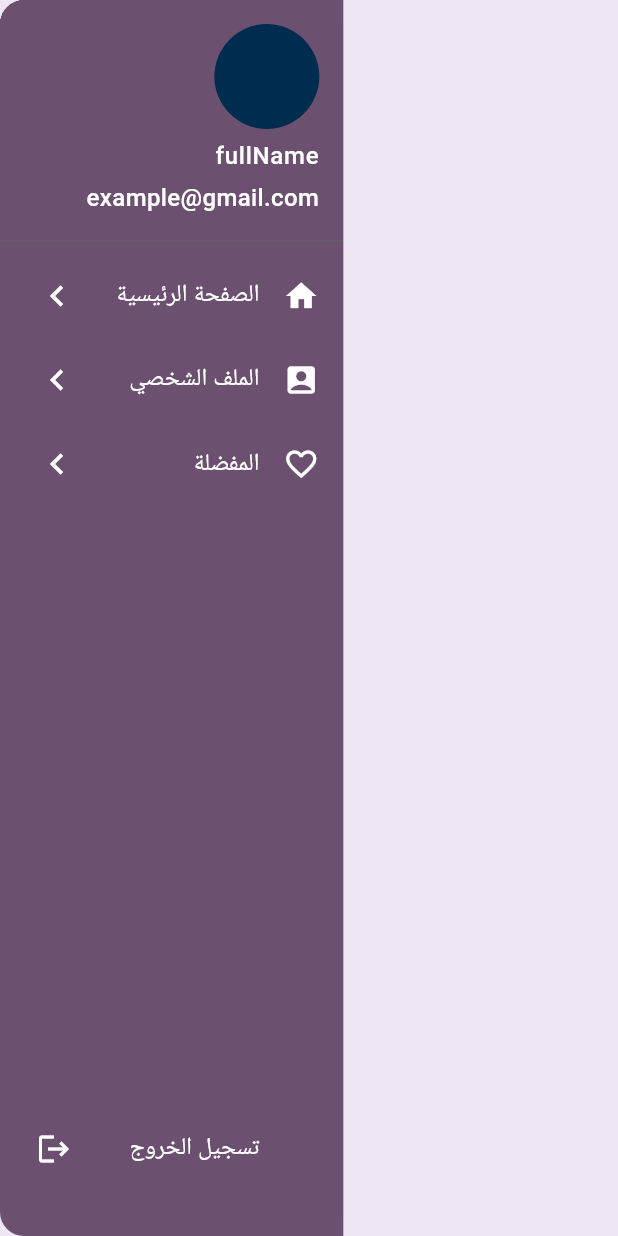
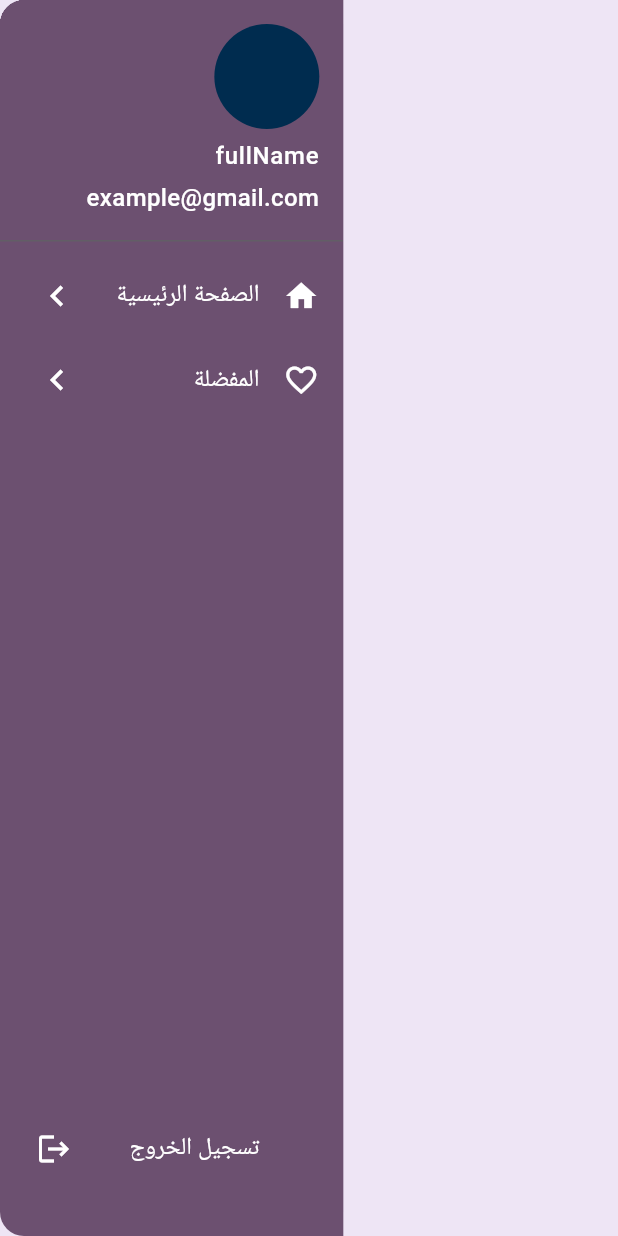
Before and after one commit to NaserAlomosh/jo_driving_license, a Flutter app: the AppDrawer widget shown alone on an empty page, opened directly, on a phone screen of 412 x 824 dp. Run offline on Flutter 3.47's test engine with Material 3 defaults, Android fonts, the phone set to English and light mode, and no system bars; our stand-ins replace awesome_bottom_bar, cached_network_image, cloud_firestore, easy_localization, firebase_auth, firebase_core and 8 more; missing offline and left inert: encrypt; accounts and stored records are empty; Roboto replaces fonts that are missing (SF Pro Display); project files that could hold a hidden picture were left out.

Commit message:
edit AppDrawer

```diff
--- a/lib/features/botton_nav_bar/widgets/app_drawer.dart
+++ b/lib/features/botton_nav_bar/widgets/app_drawer.dart
@@ -30,12 +30,12 @@ class AppDrawer extends StatelessWidget {
                     tr('home'),
                     onTap: () => context.pop(),
                   ),
-                  _listTile(
-                    context,
-                    leadingIcon: Icons.account_box,
-                    tr('profile'),
-                    onTap: () => context.push(const ProfileView()),
-                  ),
+                  // _listTile(
+                  //   context,
+                  //   leadingIcon: Icons.account_box,
+                  //   tr('profile'),
+                  //   onTap: () => context.push(const ProfileView()),
+                  // ),
                   _listTile(
                       context,
                       leadingIcon: Icons.favorite_border,
```
